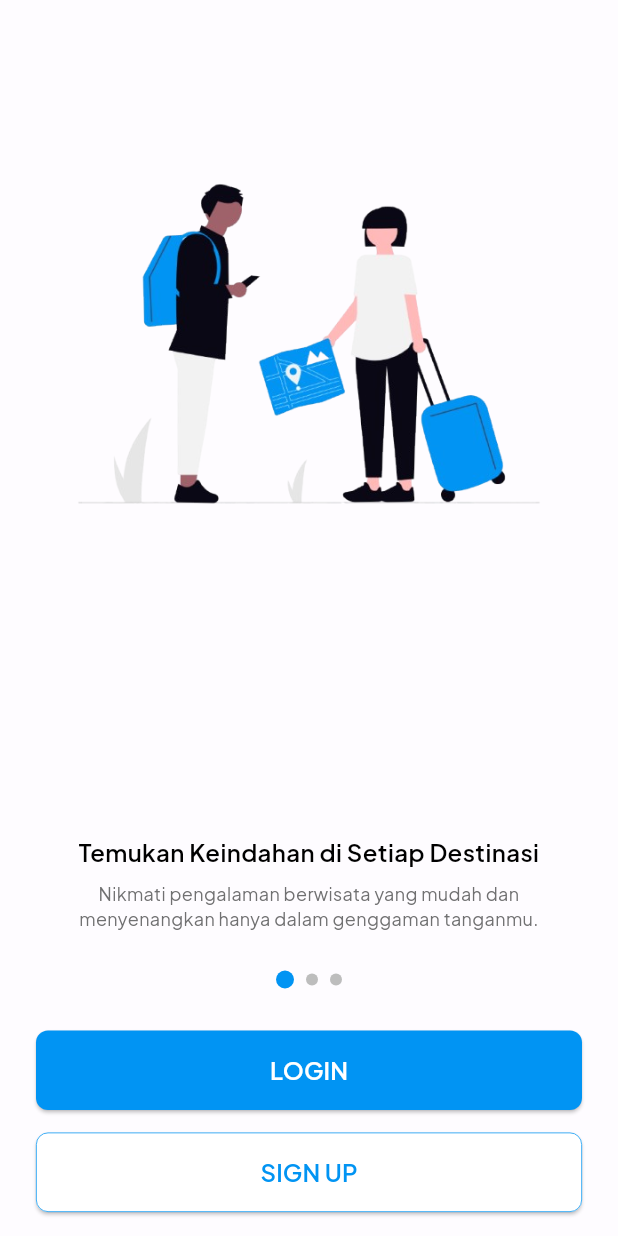
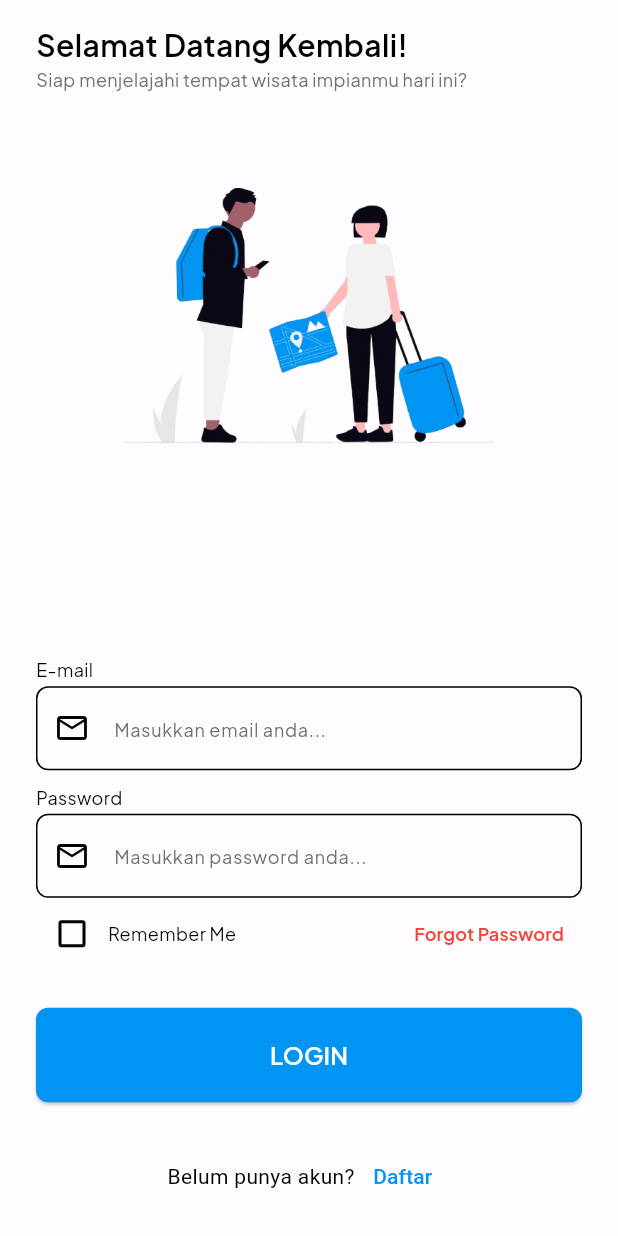
Before and after one commit to VandyRzky/Praktikum_PBB, a Flutter app: the screen it shows after launch, on a phone screen of 412 x 824 dp. Run offline on Flutter 3.47's test engine with Material 3 defaults, Android fonts, the phone set to English and light mode, and no system bars; our stand-ins replace google_fonts.

Commit message:
feat: membuat halaman login

```diff
--- a/lib/main.dart
+++ b/lib/main.dart
@@ -1,4 +1,5 @@
 import 'package:flutter/material.dart';
+import 'package:gotravel/pages/login/login.dart';
 import 'package:gotravel/pages/welcome/welcome.dart';
 
 void main() {
@@ -30,7 +31,7 @@ class MyApp extends StatelessWidget {
         primaryColor: const Color(0xFF0194F3),
         scaffoldBackgroundColor: const Color(0xFFFEFCFF),
       ),
-      home: WelcomePage(),
+      home: Login(),
     );
   }
 }
--- /dev/null
+++ b/lib/pages/login/login.dart
@@ -0,0 +1,153 @@
+
+import 'package:flutter/material.dart';
+import 'package:google_fonts/google_fonts.dart';
+
+class Login extends StatefulWidget{
+  @override
+  _LoginState createState() => _LoginState();
+}
+
+class _LoginState extends State<Login>{
+  bool rememberMe = false;
+
+  final TextEditingController _emailController = TextEditingController();
+  final TextEditingController _passwordController = TextEditingController();
+
+
+  @override
+  Widget build(BuildContext context) {
+    return Scaffold(
+      backgroundColor: Theme.of(context).scaffoldBackgroundColor,
+      body: SafeArea(
+          child: Padding(
+            padding: const EdgeInsets.symmetric(horizontal: 24, vertical: 16),
+            child: Column(
+              mainAxisAlignment: MainAxisAlignment.start,
+              crossAxisAlignment: CrossAxisAlignment.start,
+              children: [
+                Text("Selamat Datang Kembali!",
+                  style: GoogleFonts.plusJakartaSans(fontSize: 20, fontWeight: FontWeight.w600, color: Theme.of(context).colorScheme.onBackground),),
+                Text("Siap menjelajahi tempat wisata impianmu hari ini?",
+                  style: GoogleFonts.plusJakartaSans(fontSize: 12, fontWeight: FontWeight.w400, color: Theme.of(context).colorScheme.secondary),),
+
+                Spacer(flex: 2,),
+                Center(
+                  child: Image.asset('assets/welcome.png', height: 200,),
+                ),
+                Spacer(flex: 5,),
+                Text("E-mail",
+                    style: GoogleFonts.plusJakartaSans(fontSize: 12, fontWeight: FontWeight.w400, color: Theme.of(context).colorScheme.onBackground)),
+                const SizedBox(height: 2,),
+                TextField(
+                  controller: _emailController,
+                  decoration: InputDecoration(
+                    hintText: "Masukkan email anda...",
+                    hintStyle: GoogleFonts.plusJakartaSans(
+                        fontSize: 12,
+                        fontWeight: FontWeight.w400,
+                        color: Theme.of(context).colorScheme.secondary),
+
+
+                    border: OutlineInputBorder(
+                      borderRadius: BorderRadius.circular(8),
+                      borderSide: BorderSide(
+                        color: Theme.of(context).colorScheme.secondary.withOpacity(0.8),
+                        width: 1.5),
+                    ),
+                    prefixIcon: Icon(Icons.email_outlined, color: Theme.of(context).colorScheme.onBackground,)
+                  ),
+                ),
+                SizedBox(height: 10,),
+                Text("Password",
+                    style: GoogleFonts.plusJakartaSans(fontSize: 12, fontWeight: FontWeight.w400, color: Theme.of(context).colorScheme.onBackground)),
+                const SizedBox(height: 2,),
+                TextField(
+                  controller: _passwordController,
+                  obscureText: true,
+                  decoration: InputDecoration(
+                      hintText: "Masukkan password anda...",
+                      hintStyle: GoogleFonts.plusJakartaSans(
+                          fontSize: 12,
+                          fontWeight: FontWeight.w400,
+                          color: Theme.of(context).colorScheme.secondary),
+                      border: OutlineInputBorder(
+                        borderRadius: BorderRadius.circular(8),
+                        borderSide: BorderSide(
+                            color: Theme.of(context).colorScheme.secondary.withOpacity(0.8),
+                            width: 1.5),
+                      ),
+                      prefixIcon: Icon(Icons.email_outlined, color: Theme.of(context).colorScheme.onBackground,)
+                  ),
+                ),
+                Row(
+                  mainAxisAlignment: MainAxisAlignment.spaceBetween,
+                  children: [
+                    Row(
+                      children: [
+                        Checkbox(
+                          value: rememberMe,
+                          onChanged: (value) {
+                            setState(() {
+                              rememberMe = value ?? false;
+                            });
+                          },
+
+                        ),
+                        Text("Remember Me", style: GoogleFonts.plusJakartaSans(fontSize: 12, fontWeight: FontWeight.w400, color: Theme.of(context).colorScheme.onBackground))
+                      ],
+                    ),
+                    TextButton(
+                        onPressed: () {},
+                        style: TextButton.styleFrom(
+                          overlayColor: Colors.transparent
+                        ),
+
+                        child: Text("Forgot Password",
+                            style: GoogleFonts.plusJakartaSans(
+                                fontSize: 12,
+                                fontWeight: FontWeight.w600,
+                                color: Theme.of(context).colorScheme.error))),
+
+                  ],
+                ),
+                Spacer(flex: 1,),
+                ElevatedButton(
+                    style: ElevatedButton.styleFrom(
+                        backgroundColor: Theme.of(context).primaryColor,
+                        padding: EdgeInsets.symmetric(horizontal: 50, vertical: 20,),
+                        shape: RoundedRectangleBorder(
+                          borderRadius: BorderRadius.circular(8),
+                        )
+                    ),
+                    onPressed: (){
+                      // Belum dibuat
+                    },
+                    child: Center(
+                        child: Text(
+                          "LOGIN", style: GoogleFonts.plusJakartaSans(color: Theme.of(context).colorScheme.onPrimary,
+                            fontSize: 16, fontWeight: FontWeight.w600),
+                        )
+                    )
+                ),
+                Spacer(flex: 1,),
+
+                Row(
+                  mainAxisAlignment: MainAxisAlignment.center,
+                  children: [
+                    Text("Belum punya akun?"),
+                    TextButton(
+                        style: TextButton.styleFrom(
+                            overlayColor: Colors.transparent
+                        ),
+                        onPressed: () {},
+                        child: Text("Daftar"))
+                  ],
+                )
+              ],
+            ),
+          )
+      ),
+    );
+
+  }
+}
```
Also changed, not shown: assets/login-ills.png (added).
